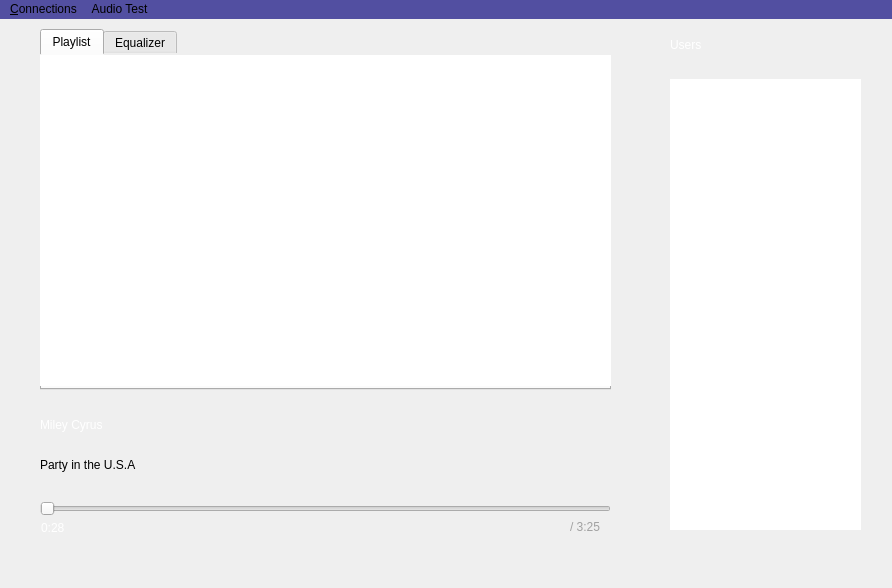
Qt form Source/Client/mainwindow.ui (imoongom/commaudio) before a commit.
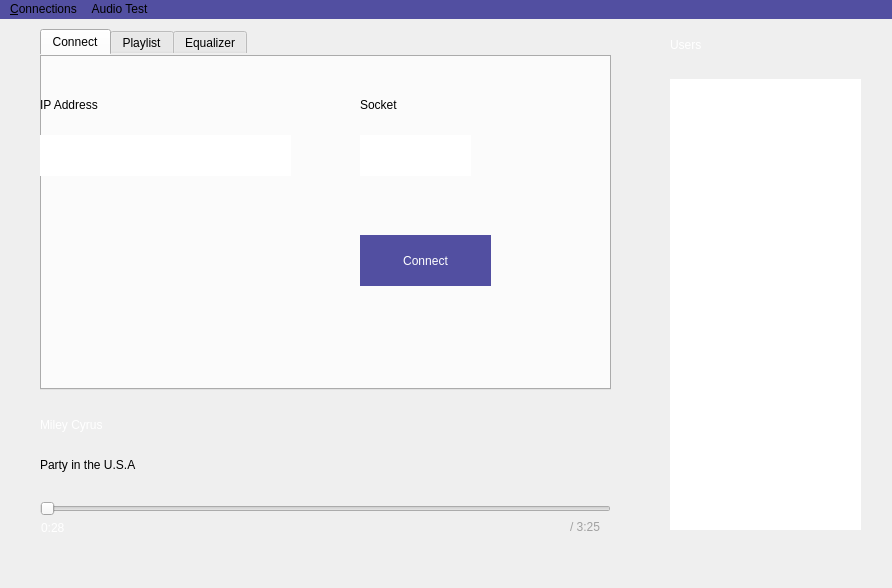
The same form after that commit.

Commit message: add ip and socket tab

```diff
--- a/Source/Client/mainwindow.ui
+++ b/Source/Client/mainwindow.ui
@@ -84,6 +84,81 @@
     <property name="currentIndex">
      <number>0</number>
     </property>
+    <widget class="QWidget" name="tab_3">
+     <attribute name="title">
+      <string>Connect</string>
+     </attribute>
+     <widget class="QLineEdit" name="lineEdit">
+      <property name="geometry">
+       <rect>
+        <x>0</x>
+        <y>80</y>
+        <width>251</width>
+        <height>41</height>
+       </rect>
+      </property>
+     </widget>
+     <widget class="QLabel" name="label_5">
+      <property name="geometry">
+       <rect>
+        <x>0</x>
+        <y>40</y>
+        <width>111</width>
+        <height>19</height>
+       </rect>
+      </property>
+      <property name="text">
+       <string>IP Address</string>
+      </property>
+     </widget>
+     <widget class="QPushButton" name="pushButton">
+      <property name="geometry">
+       <rect>
+        <x>320</x>
+        <y>180</y>
+        <width>131</width>
+        <height>51</height>
+       </rect>
+      </property>
+      <property name="styleSheet">
+       <string notr="true">background-color: #524FA1;
+color: white;
+ box-shadow: 3px 3px 5px 6px #ccc;</string>
+      </property>
+      <property name="text">
+       <string>Connect</string>
+      </property>
+      <property name="autoDefault">
+       <bool>false</bool>
+      </property>
+      <property name="default">
+       <bool>false</bool>
+      </property>
+     </widget>
+     <widget class="QLabel" name="label_7">
+      <property name="geometry">
+       <rect>
+        <x>320</x>
+        <y>40</y>
+        <width>101</width>
+        <height>19</height>
+       </rect>
+      </property>
+      <property name="text">
+       <string>Socket</string>
+      </property>
+     </widget>
+     <widget class="QLineEdit" name="lineEdit_2">
+      <property name="geometry">
+       <rect>
+        <x>320</x>
+        <y>80</y>
+        <width>111</width>
+        <height>41</height>
+       </rect>
+      </property>
+     </widget>
+    </widget>
     <widget class="QWidget" name="tab">
      <attribute name="title">
       <string>Playlist</string>
```
The commit also changes 1 other file.
